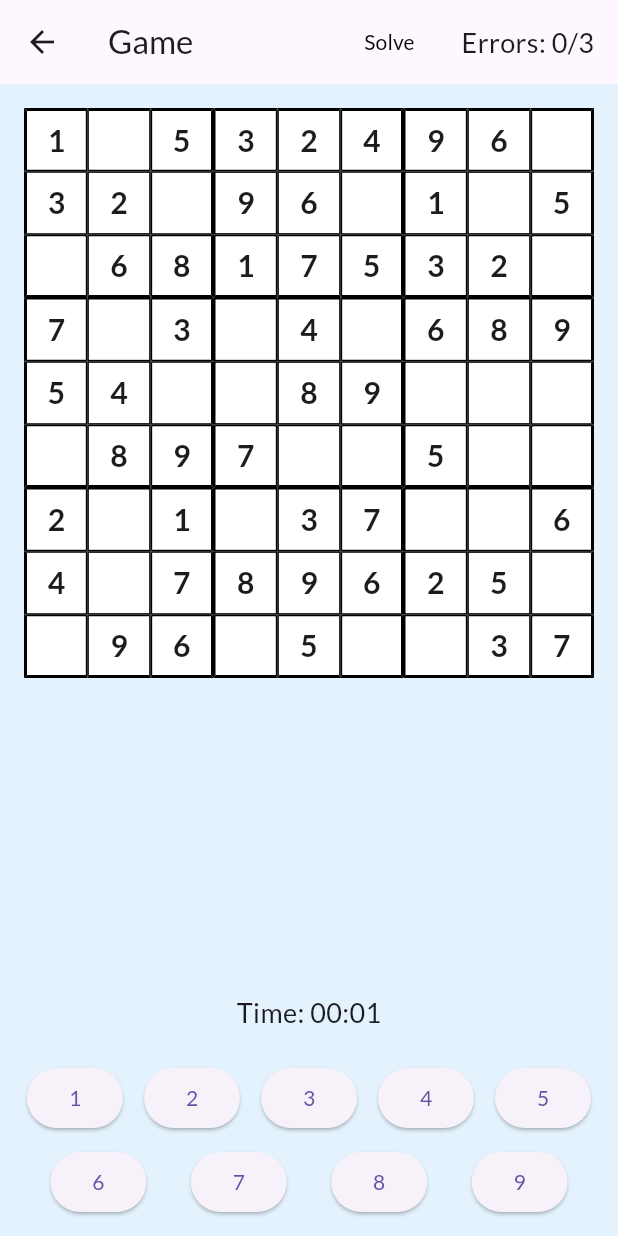
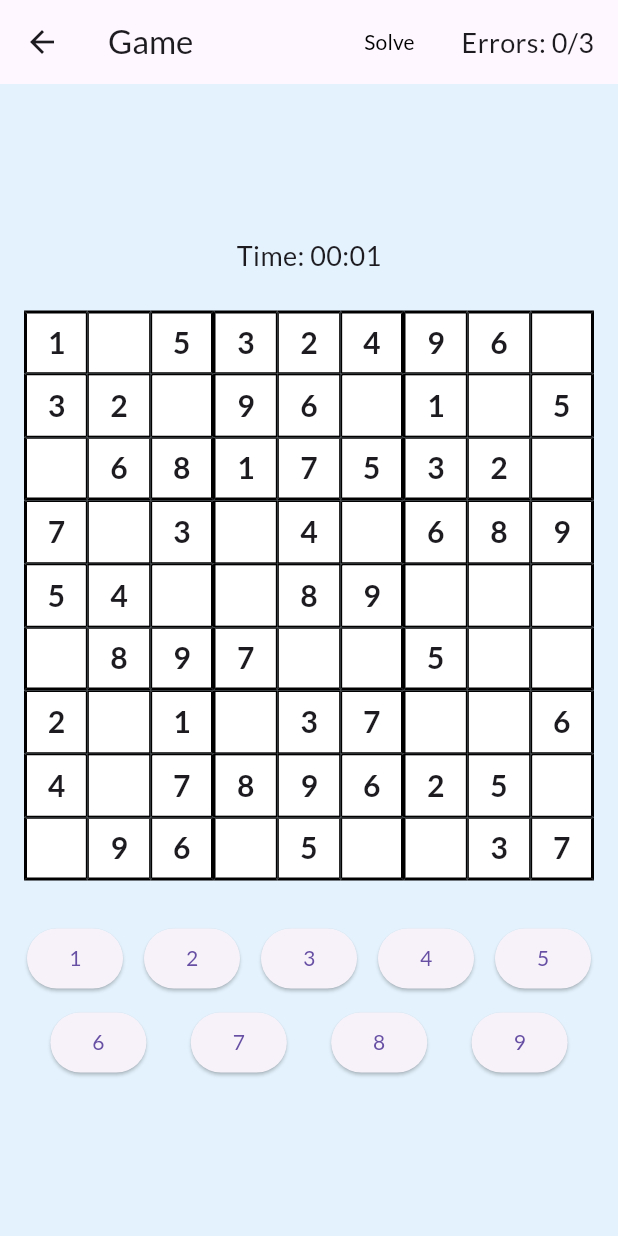
Before and after one commit to seanr89/Sudokme, a Flutter app: the SudokuScreen screen opened directly, on a phone screen of 412 x 824 dp. Run offline on Flutter 3.47's test engine with Material 3 defaults, Android fonts, the light colour scheme and no system bars; our stand-ins replace google_fonts.

Commit message:
general updates to design!

```diff
--- a/src/lib/main.dart
+++ b/src/lib/main.dart
@@ -45,6 +45,8 @@ class SudokuScreenState extends State<SudokuScreen> {
   bool _showSolution = false;
   Timer? _timer;
   int _secondsElapsed = 0;
+  int? _flashRow;
+  int? _flashCol;
 
   @override
   void initState() {
@@ -79,6 +81,18 @@ class SudokuScreenState extends State<SudokuScreen> {
     return '$minutes:$remainingSeconds';
   }
 
+  bool _isNumberAvailable(int number) {
+    int count = 0;
+    for (var row in _sudokuLogic.grid) {
+      for (var cell in row) {
+        if (cell == number) {
+          count++;
+        }
+      }
+    }
+    return count < 9;
+  }
+
   void _onNumberSelected(int number) {
     if (_selectedRow != null && _selectedCol != null) {
       if (_initialGrid[_selectedRow!][_selectedCol!]) {
@@ -92,12 +106,14 @@ class SudokuScreenState extends State<SudokuScreen> {
             _timer?.cancel();
             _showWinDialog();
           }
-          ScaffoldMessenger.of(context).showSnackBar(
-            const SnackBar(
-              content: Text('Correct!'),
-              duration: Duration(seconds: 1),
-            ),
-          );
+          _flashRow = _selectedRow;
+          _flashCol = _selectedCol;
+          Timer(const Duration(seconds: 1), () {
+            setState(() {
+              _flashRow = null;
+              _flashCol = null;
+            });
+          });
         } else {
           _sudokuLogic.mistakes++;
           ScaffoldMessenger.of(context).showSnackBar(
@@ -205,7 +221,15 @@ class SudokuScreenState extends State<SudokuScreen> {
         child: Column(
           mainAxisAlignment: MainAxisAlignment.center,
           children: [
-            Expanded(
+            Padding(
+              padding: const EdgeInsets.all(8.0),
+              child: Text(
+                'Time: ${_formatDuration(_secondsElapsed)}',
+                style: const TextStyle(fontSize: 18),
+              ),
+            ),
+            AspectRatio(
+              aspectRatio: 1.0,
               child: Padding(
                 padding: const EdgeInsets.all(16.0),
                 child: GridView.builder(
@@ -237,7 +261,9 @@ class SudokuScreenState extends State<SudokuScreen> {
                               width: (row + 1) % 3 == 0 ? 2.0 : 1.0,
                             ),
                           ),
-                          color: _showSolution && !_initialGrid[row][col]
+                          color: _flashRow == row && _flashCol == col
+                              ? Colors.green
+                              : _showSolution && !_initialGrid[row][col]
                               ? Colors.yellow
                               : _selectedRow == row && _selectedCol == col
                               ? Colors.blue.withAlpha(128)
@@ -274,13 +300,6 @@ class SudokuScreenState extends State<SudokuScreen> {
             ),
             Padding(
               padding: const EdgeInsets.all(8.0),
-              child: Text(
-                'Time: ${_formatDuration(_secondsElapsed)}',
-                style: const TextStyle(fontSize: 18),
-              ),
-            ),
-            Padding(
-              padding: const EdgeInsets.all(8.0),
               child: Column(
                 children: [
                   Row(
@@ -290,7 +309,9 @@ class SudokuScreenState extends State<SudokuScreen> {
                       return Padding(
                         padding: const EdgeInsets.all(4.0),
                         child: ElevatedButton(
-                          onPressed: () => _onNumberSelected(number),
+                          onPressed: _isNumberAvailable(number)
+                              ? () => _onNumberSelected(number)
+                              : null,
                           child: Text(number.toString()),
                         ),
                       );
@@ -303,7 +324,9 @@ class SudokuScreenState extends State<SudokuScreen> {
                       return Padding(
                         padding: const EdgeInsets.all(4.0),
                         child: ElevatedButton(
-                          onPressed: () => _onNumberSelected(number),
+                          onPressed: _isNumberAvailable(number)
+                              ? () => _onNumberSelected(number)
+                              : null,
                           child: Text(number.toString()),
                         ),
                       );
```
Also changed, not shown: .github/workflows/build_android.yaml, src/pubspec.lock, 1 other file.
